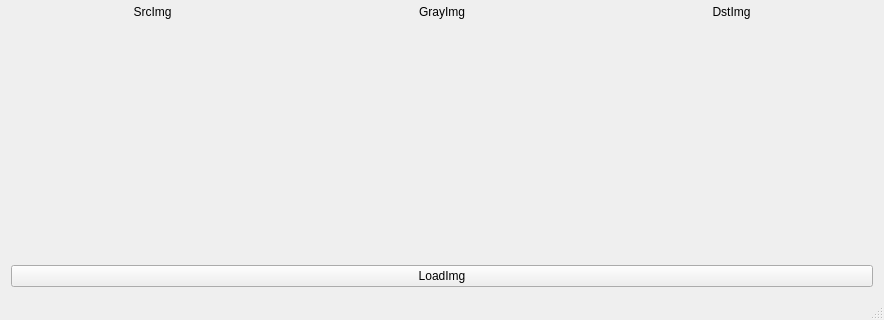
Above: LaserLine/LaserLine/LaserLine.ui from itwhy1994/LaserLine before the change; both pictures show x 0 to 884 and y 264 to 584 of the 884 by 584 pixel window. Below: the same form after it.
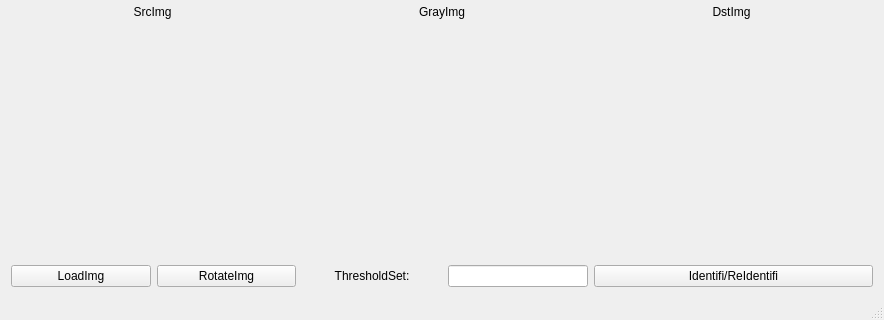
That is the form after the change.

```diff
--- a/LaserLine/LaserLine/LaserLine.ui
+++ b/LaserLine/LaserLine/LaserLine.ui
@@ -50,7 +50,7 @@
      </layout>
     </item>
     <item>
-     <layout class="QHBoxLayout" name="horizontalLayout_2">
+     <layout class="QHBoxLayout" name="horizontalLayout_2" stretch="1,1,1,1,2">
       <item>
        <widget class="QPushButton" name="pushButton_LoadImg">
         <property name="text">
@@ -58,6 +58,33 @@
         </property>
        </widget>
       </item>
+      <item>
+       <widget class="QPushButton" name="pushButton_RotateImg">
+        <property name="text">
+         <string>RotateImg</string>
+        </property>
+       </widget>
+      </item>
+      <item>
+       <widget class="QLabel" name="label_ThresholdSet">
+        <property name="text">
+         <string>ThresholdSet:</string>
+        </property>
+        <property name="alignment">
+         <set>Qt::AlignCenter</set>
+        </property>
+       </widget>
+      </item>
+      <item>
+       <widget class="QLineEdit" name="lineEdit_ThresholdValue"/>
+      </item>
+      <item>
+       <widget class="QPushButton" name="pushButton_ReIdentifi">
+        <property name="text">
+         <string>Identifi/ReIdentifi</string>
+        </property>
+       </widget>
+      </item>
      </layout>
     </item>
    </layout>
```
Left out of the diff: 6 changed lines with no effect on the pictures.
